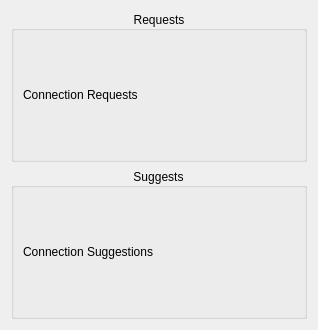
Sobrah/Linkedin, file Forms/networkperson.ui: the form before one commit.
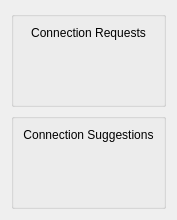
The form after the commit.

The edit to the form file:
```diff
--- a/Forms/networkperson.ui
+++ b/Forms/networkperson.ui
@@ -6,8 +6,8 @@
    <rect>
     <x>0</x>
     <y>0</y>
-    <width>318</width>
-    <height>330</height>
+    <width>167</width>
+    <height>220</height>
    </rect>
   </property>
   <property name="windowTitle">
@@ -17,7 +17,7 @@
    <item>
     <widget class="QGroupBox" name="requestGroup">
      <property name="title">
-      <string>Requests</string>
+      <string/>
      </property>
      <property name="alignment">
       <set>Qt::AlignCenter</set>
@@ -28,15 +28,31 @@
         <property name="text">
          <string>Connection Requests</string>
         </property>
+        <property name="alignment">
+         <set>Qt::AlignCenter</set>
+        </property>
        </widget>
       </item>
+      <item>
+       <spacer name="verticalSpacer">
+        <property name="orientation">
+         <enum>Qt::Vertical</enum>
+        </property>
+        <property name="sizeHint" stdset="0">
+         <size>
+          <width>20</width>
+          <height>40</height>
+         </size>
+        </property>
+       </spacer>
+      </item>
      </layout>
     </widget>
    </item>
    <item>
     <widget class="QGroupBox" name="suggestGroup">
      <property name="title">
-      <string>Suggests</string>
+      <string/>
      </property>
      <property name="alignment">
       <set>Qt::AlignCenter</set>
@@ -47,8 +63,24 @@
         <property name="text">
          <string>Connection Suggestions</string>
         </property>
+        <property name="alignment">
+         <set>Qt::AlignCenter</set>
+        </property>
        </widget>
       </item>
+      <item>
+       <spacer name="verticalSpacer_2">
+        <property name="orientation">
+         <enum>Qt::Vertical</enum>
+        </property>
+        <property name="sizeHint" stdset="0">
+         <size>
+          <width>20</width>
+          <height>40</height>
+         </size>
+        </property>
+       </spacer>
+      </item>
      </layout>
     </widget>
    </item>
```
